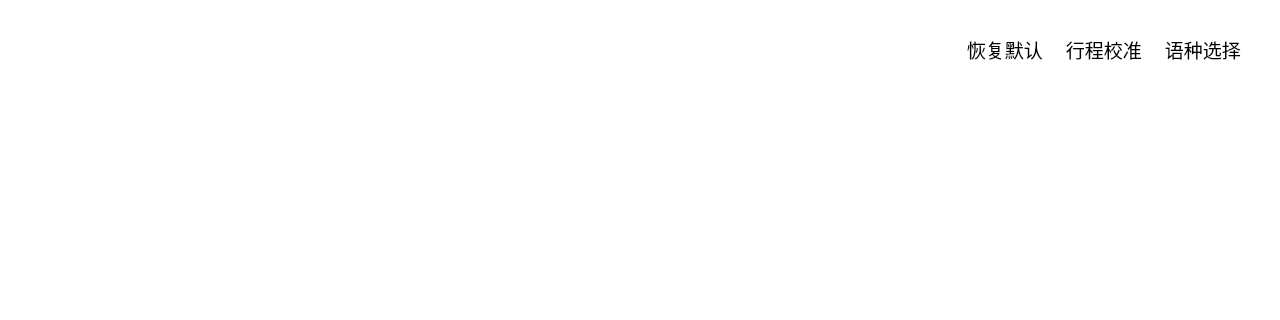
Old version of the form DialogMainwork.ui in the repository wlffeng2008/AKKOStdio; both pictures show x 0 to 1280 and y 0 to 320 of the 1280 by 900 pixel window.
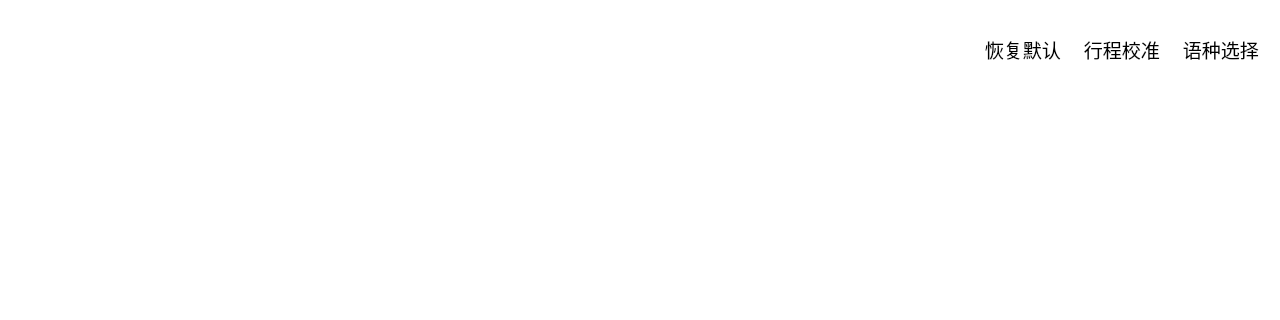
New version of the form. Icons and pictures are not drawn. Custom widgets are drawn as their Qt base class.

```diff
--- a/DialogMainwork.ui
+++ b/DialogMainwork.ui
@@ -48,7 +48,7 @@
       <number>31</number>
      </property>
      <property name="rightMargin">
-      <number>20</number>
+      <number>2</number>
      </property>
      <property name="bottomMargin">
       <number>20</number>
```
